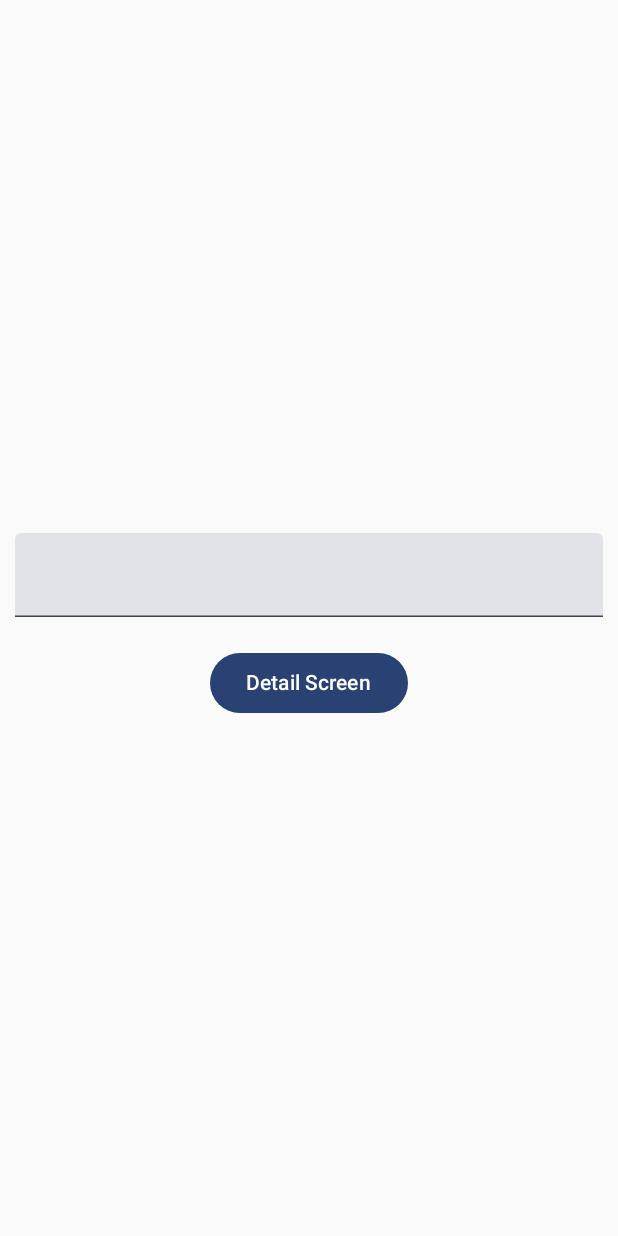
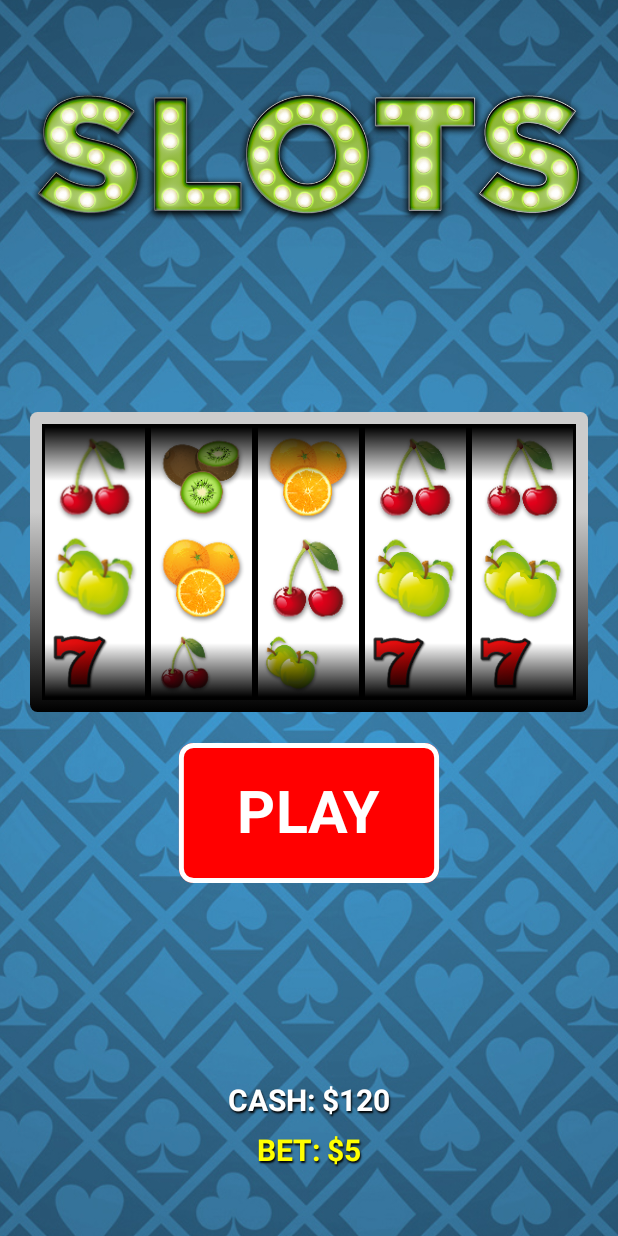
Before and after one commit to ashifali3147/First-Compose, an Android app built with Jetpack Compose: the screen it shows after launch (MainContainerNavigationActivity before the commit, SlotMachineActivity after it), on a phone screen of 412 x 824 dp. Run offline under Robolectric (Android 15) with nearby library versions, the phone set to English and light mode, and no system bars; pictures from the network do not load.

Commit message:
animation -wip

```diff
--- a/app/build.gradle.kts
+++ b/app/build.gradle.kts
@@ -63,7 +63,7 @@ dependencies {
 
     implementation("androidx.core:core-ktx:1.10.1")
     implementation("androidx.lifecycle:lifecycle-runtime-ktx:2.6.1")
-    implementation("androidx.activity:activity-compose:1.7.0")
+    implementation("androidx.activity:activity-compose:1.8.2")
     implementation(platform("androidx.compose:compose-bom:2023.08.00"))
     implementation("androidx.compose.ui:ui-tooling:1.6.2")
     implementation("androidx.compose.ui:ui-graphics")
@@ -72,11 +72,13 @@ dependencies {
     implementation(platform("androidx.compose:compose-bom:2023.08.00"))
     implementation(platform("androidx.compose:compose-bom:2023.08.00"))
     implementation("androidx.compose.ui:ui")
+    implementation(platform("androidx.compose:compose-bom:2023.08.00"))
     testImplementation("junit:junit:4.13.2")
     androidTestImplementation("androidx.test.ext:junit:1.1.5")
     androidTestImplementation("androidx.test.espresso:espresso-core:3.5.1")
     androidTestImplementation(platform("androidx.compose:compose-bom:2023.08.00"))
     androidTestImplementation("androidx.compose.ui:ui-test-junit4")
+    androidTestImplementation(platform("androidx.compose:compose-bom:2023.08.00"))
     androidTestImplementation(platform("androidx.compose:compose-bom:2023.08.00"))
     androidTestImplementation(platform("androidx.compose:compose-bom:2023.08.00"))
     debugImplementation("androidx.compose.ui:ui-tooling")
@@ -98,4 +100,5 @@ dependencies {
     // Jetpack Compose Integration
     val nav_version = "2.7.7"
     implementation("androidx.navigation:navigation-compose:$nav_version")
+
 }
--- /dev/null
+++ b/app/src/main/java/com/example/firstcomposeapp/ui/activity/SlotMachineActivity.kt
@@ -0,0 +1,500 @@
+package com.example.firstcomposeapp.ui.activity
+
+import android.graphics.BitmapFactory
+import android.graphics.Shader
+import android.graphics.Typeface
+import android.os.Bundle
+import android.view.WindowManager
+import androidx.activity.ComponentActivity
+import androidx.activity.compose.setContent
+import androidx.activity.enableEdgeToEdge
+import androidx.compose.animation.AnimatedContent
+import androidx.compose.animation.SizeTransform
+import androidx.compose.animation.animateContentSize
+import androidx.compose.animation.core.RepeatMode
+import androidx.compose.animation.core.animateFloatAsState
+import androidx.compose.animation.core.infiniteRepeatable
+import androidx.compose.animation.core.tween
+import androidx.compose.animation.fadeIn
+import androidx.compose.animation.fadeOut
+import androidx.compose.animation.slideInVertically
+import androidx.compose.animation.slideOutVertically
+import androidx.compose.animation.togetherWith
+import androidx.compose.foundation.BorderStroke
+import androidx.compose.foundation.Image
+import androidx.compose.foundation.background
+import androidx.compose.foundation.layout.Arrangement
+import androidx.compose.foundation.layout.Box
+import androidx.compose.foundation.layout.Column
+import androidx.compose.foundation.layout.Row
+import androidx.compose.foundation.layout.fillMaxSize
+import androidx.compose.foundation.layout.fillMaxWidth
+import androidx.compose.foundation.layout.height
+import androidx.compose.foundation.layout.padding
+import androidx.compose.foundation.layout.systemBarsPadding
+import androidx.compose.foundation.layout.wrapContentSize
+import androidx.compose.foundation.shape.RoundedCornerShape
+import androidx.compose.material3.Button
+import androidx.compose.material3.ButtonDefaults
+import androidx.compose.material3.Text
+import androidx.compose.runtime.Composable
+import androidx.compose.runtime.LaunchedEffect
+import androidx.compose.runtime.getValue
+import androidx.compose.runtime.mutableStateOf
+import androidx.compose.runtime.remember
+import androidx.compose.runtime.setValue
+import androidx.compose.ui.Alignment
+import androidx.compose.ui.Modifier
+import androidx.compose.ui.draw.alpha
+import androidx.compose.ui.draw.drawBehind
+import androidx.compose.ui.draw.scale
+import androidx.compose.ui.geometry.Offset
+import androidx.compose.ui.geometry.Size
+import androidx.compose.ui.geometry.center
+import androidx.compose.ui.graphics.Brush
+import androidx.compose.ui.graphics.Color
+import androidx.compose.ui.graphics.ImageBitmap
+import androidx.compose.ui.graphics.RadialGradientShader
+import androidx.compose.ui.graphics.ShaderBrush
+import androidx.compose.ui.graphics.Shadow
+import androidx.compose.ui.graphics.asImageBitmap
+import androidx.compose.ui.graphics.drawscope.DrawScope
+import androidx.compose.ui.layout.ContentScale
+import androidx.compose.ui.platform.LocalContext
+import androidx.compose.ui.res.stringResource
+import androidx.compose.ui.text.TextStyle
+import androidx.compose.ui.text.font.FontWeight
+import androidx.compose.ui.text.style.TextAlign
+import androidx.compose.ui.tooling.preview.Preview
+import androidx.compose.ui.unit.dp
+import androidx.compose.ui.unit.sp
+import androidx.core.view.WindowCompat
+import coil.compose.AsyncImage
+import com.example.firstcomposeapp.R
+import com.example.firstcomposeapp.ui.activity.ui.theme.FirstComposeAppTheme
+import kotlinx.coroutines.GlobalScope
+import kotlinx.coroutines.delay
+import kotlinx.coroutines.launch
+import kotlin.random.Random
+
+class SlotMachineActivity : ComponentActivity() {
+
+    override fun onCreate(savedInstanceState: Bundle?) {
+        enableEdgeToEdge()
+        super.onCreate(savedInstanceState)
+        WindowCompat.setDecorFitsSystemWindows(window, false)
+        window.setFlags(
+            WindowManager.LayoutParams.FLAG_HARDWARE_ACCELERATED,
+            WindowManager.LayoutParams.FLAG_HARDWARE_ACCELERATED
+        )
+        setContent {
+            FirstComposeAppTheme {
+                MainUI()
+            }
+        }
+    }
+
+}
+
+@Composable
+fun MainUI() {
+    val context = LocalContext.current
+
+    var cash by remember {
+        mutableStateOf(120)
+    }  // cash
+    var bet by remember {
+        mutableStateOf(5)
+    }
+    val font = Typeface.createFromAsset(context.assets, "CooperBlack.otf")
+    var isScaled by remember { mutableStateOf(false) }
+
+    val scaleSize by animateFloatAsState(
+        targetValue = if (isScaled) 1.1f else 1f, animationSpec = infiniteRepeatable(
+            animation = tween(durationMillis = 2500), repeatMode = RepeatMode.Reverse
+        ), label = ""
+    )
+
+    LaunchedEffect(Unit) {
+        isScaled = true
+    }
+
+    var isScaledButton by remember { mutableStateOf(false) }
+
+    val scaleButtonSize by animateFloatAsState(
+        targetValue = if (isScaledButton) .95f else 1f, animationSpec = infiniteRepeatable(
+            animation = tween(durationMillis = 500), repeatMode = RepeatMode.Reverse
+        ), label = ""
+    )
+
+    //=======================
+    var count by remember {
+        mutableStateOf(3)
+    }
+
+    val slowSpeed = 300L
+    val fastSpeed = 150L
+    var spinSpeed by remember {
+        mutableStateOf(slowSpeed)
+    }
+    val spinnerItems by remember {
+        mutableStateOf(mutableListOf(1, 2, 3, 4, 5))
+    }
+    LaunchedEffect(Unit) {
+        spinnerItems.clear()
+        spinnerItems.addAll(generateRandomNumbers())
+    }
+
+    var buttonVisibility by remember {
+        mutableStateOf(true)
+    }
+
+    LaunchedEffect(buttonVisibility) {
+        if (buttonVisibility) return@LaunchedEffect
+        else delay(2000L)
+        buttonVisibility = true
+    }
+
+    LaunchedEffect(Unit) {
+        isScaledButton = true
+    }
+
+    var isSpinEnable by remember {
+        mutableStateOf(false)
+    }
+    LaunchedEffect(Unit) {
+        isSpinEnable = false
+    }
+
+    //========================
+
+
+    val scaleSlotList by remember {
+        mutableStateOf(
+            mutableListOf(
+                false, false, false, false, false
+            )
+        )
+    }
+    val scaleSlotSizeList = List(5) {
+        animateFloatAsState(
+            targetValue = if (scaleSlotList[it]) 1.2f else 1f, animationSpec = infiniteRepeatable(
+                animation = tween(durationMillis = 500), repeatMode = RepeatMode.Reverse
+            ), label = ""
+        )
+
+    }
+    LaunchedEffect(scaleSlotList) {
+        scaleSlotList.forEachIndexed { index, value ->
+            if (value) {
+                delay(1000L)
+                scaleSlotList[index] = false
+            }
+        }
+    }
+    //=====================
+
+    Box(
+        modifier = Modifier
+            .fillMaxSize()
+            .animateContentSize()
+    ) {
+        AsyncImage(
+            modifier = Modifier
+                .fillMaxSize()
+                .scale(scaleSize)
+                .animateContentSize(),
+            model = "file:///android_asset/bg.jpg",
+            contentScale = ContentScale.Crop,
+            contentDescription = null
+        )
+//        Image(
+//            modifier = Modifier
+//                .fillMaxSize()
+//                .scale(scaleSize)
+//                .animateContentSize(),
+//            bitmap = getAssetResource(fileName = "bg.jpg"),
+//            contentDescription = null,
+//            contentScale = ContentScale.Crop
+//        )
+        Column(
+            modifier = Modifier
+                .padding(top = 20.dp)
+                .fillMaxSize()
+                .padding(20.dp)
+        ) {
+            Image(
+                modifier = Modifier
+                    .fillMaxWidth()
+                    .weight(1f),
+                bitmap = getAssetResource(fileName = "logo.png"),
+                contentDescription = null
+            )
+
+            Column(
+                modifier = Modifier
+                    .fillMaxSize()
+                    .padding(top = 20.dp)
+                    .weight(4f),
+                verticalArrangement = Arrangement.Center,
+                horizontalAlignment = Alignment.CenterHorizontally
+            ) {
+                Box(
+                    modifier = Modifier
+                        .fillMaxWidth()
+                        .height(200.dp)
+                        .background(
+                            shape = RoundedCornerShape(5.dp), brush = Brush.verticalGradient(
+                                colors = listOf(Color.LightGray, Color.Black), 100f
+                            )
+                        )
+                        .padding(8.dp)
+                ) {
+                    Row(
+                        modifier = Modifier
+                            .fillMaxSize()
+                            .background(color = Color.Black)
+                    ) {
+                        val largeRadialGradient = object : ShaderBrush() {
+                            override fun createShader(size: Size): Shader {
+                                val biggerDimension = maxOf(size.height, size.width)
+                                return RadialGradientShader(
+                                    colors = listOf(Color.Transparent, Color(0xFF000000)),
+                                    center = size.center,
+                                    radius = biggerDimension / 2f,
+                                    colorStops = listOf(0f, 0.95f)
+                                )
+                            }
+                        }
+                        for (slotSection in 0 until 5) {
+                            Column(
+                                modifier = Modifier
+                                    .fillMaxSize()
+                                    .padding(2.dp)
+                                    .background(color = Color.White)
+                                    .weight(1f)
+                            ) {
+                                VintageEffectContent {
+                                    SlotAnimation(
+                                        count = count,
+                                        spinnerItems[slotSection],
+                                        scaleSlotSizeList[slotSection].value, isSpinEnable
+                                    )
+                                }
+                            }
+                        }
+                    }
+                }
+
+                Button(
+                    onClick = {
+                        isSpinEnable = !isSpinEnable.also { spinSpeed = slowSpeed }
+                        if (!isSpinEnable) {
+                            spinnerItems.clear()
+                            spinnerItems.addAll(generateRandomNumbers())
+                            getResult(scaleSlotList, spinnerItems)
+                            spinSpeed = slowSpeed
+                            GlobalScope.launch {
+                                delay(3000)
+                                scaleSlotList.forEachIndexed { index, value ->
+                                    scaleSlotList[index] = false
+                                }
+                            }
+                        } else {
+                            buttonVisibility = false
+                        }
+                        GlobalScope.launch {
+                            while (isSpinEnable) {
+                                delay(spinSpeed)
+                                spinSpeed = if (spinSpeed == slowSpeed) fastSpeed else spinSpeed
+                                if (count == 6) {
+                                    count = 0
+                                } else {
+                                    count++
+                                }
+                            }
+
+                        }
+                    },
+                    enabled = buttonVisibility,
+                    modifier = Modifier
+                        .padding(top = 20.dp)
+                        .wrapContentSize()
+                        .scale(scaleButtonSize)
+                        .alpha(if (buttonVisibility) 1f else 0f),
+                    shape = RoundedCornerShape(10.dp),
+                    border = BorderStroke(3.dp, Color.White),
+                    colors = ButtonDefaults.buttonColors(
+                        containerColor = Color.Red
+                    )
+
+                ) {
+                    Text(
+                        modifier = Modifier.padding(15.dp),
+                        text = if (isSpinEnable) stringResource(id = R.string.btn_stop) else stringResource(
+                            id = R.string.btn_play
+                        ),
+                        color = Color.White,
+                        fontSize = 40.sp,
+                        fontWeight = FontWeight.Bold
+                    )
+                }
+            }
+
+            Column(
+                modifier = Modifier
+                    .fillMaxSize()
+                    .padding(top = 20.dp)
+                    .weight(1f),
+                verticalArrangement = Arrangement.Center,
+                horizontalAlignment = Alignment.CenterHorizontally
+            ) {
+                Column(
+                    modifier = Modifier
+                        .weight(1f)
+                        .padding(horizontal = 16.dp),
+                    verticalArrangement = Arrangement.Center,
+                    horizontalAlignment = Alignment.CenterHorizontally
+                ) {
+                    Text(
+                        text = stringResource(id = R.string.txt_cash) + cash,
+                        modifier = Modifier
+                            .fillMaxWidth()
+                            .padding(bottom = 10.dp),
+                        color = Color.White,
+                        fontSize = 20.sp,
+                        fontWeight = FontWeight.Bold,
+                        textAlign = TextAlign.Center,
+                        style = TextStyle(
+                            shadow = Shadow(
+                                color = Color.Black, offset = Offset(1f, 2f), blurRadius = 1f
+                            )
+                        )
+                    )
+                    Text(
+                        text = stringResource(id = R.string.txt_bet) + bet,
+                        modifier = Modifier.fillMaxWidth(),
+                        color = Color.Yellow,
+                        fontSize = 20.sp,
+                        fontWeight = FontWeight.Bold,
+                        textAlign = TextAlign.Center,
+                        style = TextStyle(
+                            shadow = Shadow(
+                                color = Color.Black, offset = Offset(1f, 2f), blurRadius = 1f
+                            )
+                        )
+                    )
+                }
+            }
+        }
+    }
+}
+
+fun getResult(
+    scaleSlotList: MutableList<Boolean>, spinnerItems: MutableList<Int>
+) {
+    for (i in 0 until spinnerItems.size - 1) {
+        if (spinnerItems[i] == spinnerItems[i + 1]) {
+            scaleSlotList[i] = true
+            scaleSlotList[i + 1] = true
+        }
+    }
+}
+
+@Composable
+fun getAssetResource(fileName: String): ImageBitmap {
+    val context = LocalContext.current
+    val assetInputStream = context.assets.open(fileName)
+    val bitmapBackgroundImage = BitmapFactory.decodeStream(assetInputStream)
+    return bitmapBackgroundImage.asImageBitmap()
+}
+
+@Composable
+fun SlotAnimation(count: Int, slotItem: Int, scale: Float, isSpinEnable: Boolean) {
+//    var items = count
+    var items = if (isSpinEnable) count else slotItem
+    AnimatedContent(
+        targetState = items, transitionSpec = {
+            // Compare the incoming number with the previous number.
+            (slideInVertically { height -> height } + fadeIn()).togetherWith(slideOutVertically { height -> -height } + fadeOut())
+                .using(
+                    // Disable clipping since the faded slide-in/out should
+                    // be displayed out of bounds.
+                    SizeTransform(clip = true)
+                )
+        }, label = ""
+    ) { targetCount ->
+        Column {
+            var firstIndex = slotItem
+            var secondIndex = if (firstIndex == 6) 0 else firstIndex + 1
+            var thirdIndex = if (secondIndex == 6) 0 else secondIndex + 1
+            AsyncImage(
+                model = "file:///android_asset/img${(firstIndex)}.png", contentDescription = null
+            )
+            AsyncImage(
+                modifier = Modifier
+                    .scale(scale)
+                    .animateContentSize(),
+                model = "file:///android_asset/img${(secondIndex)}.png",
+                contentDescription = null
+            )
+            AsyncImage(
+                model = "file:///android_asset/img${(thirdIndex)}.png", contentDescription = null
+            )
+        }
+    }
+}
+
+@Composable
+fun VintageEffectContent(content: @Composable () -> Unit) {
+    Box(modifier = Modifier.fillMaxSize()) {
+        content()
+        Box(modifier = Modifier
+            .align(Alignment.TopCenter)
+            .fillMaxSize()
+            .drawBehind {
+                drawVintageGradient(
+                    color = Color.Black, startY = 0f, endY = size.height * 0.2f
+                )
+            })
+        Box(modifier = Modifier
+            .align(Alignment.BottomCenter)
+            .fillMaxSize()
+            .drawBehind {
+                drawVintageGradient(
+                    color = Color.Black, startY = size.height, endY = size.height * 0.8f
+                )
+            })
+    }
+}
+
+private fun DrawScope.drawVintageGradient(color: Color, startY: Float, endY: Float) {
+    val gradient = Brush.verticalGradient(
+        0f to color, 1f to Color.Transparent, startY = startY, endY = endY
+    )
+    drawRect(brush = gradient)
+}
+
+fun generateRandomNumbers(): MutableList<Int> {
+    val randomNumbers = mutableListOf<Int>()
+    repeat(5) {
+        val randomNumber = Random.nextInt(0, 6)
+        randomNumbers.add(randomNumber)
+    }
+    return randomNumbers
+}
+
+@Composable
+fun Greeting2(name: String, modifier: Modifier = Modifier) {
+    Text(
+        text = "Hello $name!", modifier = modifier
+    )
+}
+
+@Preview(showBackground = true)
+@Composable
+fun GreetingPreview3() {
+
+    MainUI()
+
+}
--- a/app/src/main/res/values/strings.xml
+++ b/app/src/main/res/values/strings.xml
@@ -2,4 +2,12 @@
     <string name="app_name">FirstComposeApp</string>
     <string name="title_activity_calculator">CalculatorActivity</string>
     <string name="title_activity_main_container_navigation">MainContainerNavigationActivity</string>
+    <string name="title_activity_slot_machine">SlotMachineActivity</string>
+
+    <string name="btn_play">PLAY</string>
+    <string name="btn_stop">STOP</string>
+    <string name="txt_cash">CASH: $</string>
+    <string name="txt_bet">BET: $</string>
+    <string name="error_cash">You have not enough cash</string>
+    <string name="exit">Press again to exit</string>
 </resources>
```
Also changed, not shown: app/src/main/AndroidManifest.xml (+11 -7 lines), app/src/main/assets/CooperBlack.otf (added), app/src/main/assets/bg.jpg (added), app/src/main/assets/img0.png (added), app/src/main/assets/img1.png (added), app/src/main/assets/img2.png (added), app/src/main/assets/img3.png (added), app/src/main/assets/img4.png (added), app/src/main/assets/img5.png (added), app/src/main/assets/img6.png (added), app/src/main/assets/logo.png (added), app/src/main/assets/over.png (added), app/src/main/res/drawable/bg.jpg (added), 4 other files.
